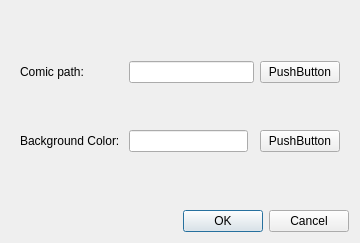
Above: view/preference_dialog.ui from mstuttgart/pynocchio before the change. Below: the same form after it.
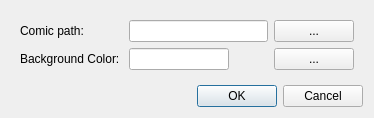
That is the form after the change.

Commit message: [UPDATE] Dimensões da preference_dialog.ui reduzidas.

```diff
--- a/view/preference_dialog.ui
+++ b/view/preference_dialog.ui
@@ -9,24 +9,37 @@
    <rect>
     <x>0</x>
     <y>0</y>
-    <width>360</width>
-    <height>243</height>
+    <width>374</width>
+    <height>115</height>
    </rect>
   </property>
   <property name="windowTitle">
    <string>Dialog</string>
   </property>
+  <property name="sizeGripEnabled">
+   <bool>false</bool>
+  </property>
+  <property name="modal">
+   <bool>true</bool>
+  </property>
   <layout class="QVBoxLayout" name="verticalLayout">
    <item>
     <widget class="QWidget" name="widget" native="true">
      <layout class="QGridLayout" name="gridLayout_2">
       <item row="2" column="1">
-       <widget class="QLineEdit" name="lineEdit_2"/>
+       <widget class="QLineEdit" name="line_edit_color">
+        <property name="alignment">
+         <set>Qt::AlignCenter</set>
+        </property>
+        <property name="readOnly">
+         <bool>true</bool>
+        </property>
+       </widget>
       </item>
       <item row="0" column="3">
        <widget class="QPushButton" name="pushButton">
         <property name="text">
-         <string>PushButton</string>
+         <string>...</string>
         </property>
        </widget>
       </item>
@@ -54,10 +67,23 @@
       <item row="2" column="3">
        <widget class="QPushButton" name="pushButton_2">
         <property name="text">
-         <string>PushButton</string>
+         <string>...</string>
         </property>
        </widget>
       </item>
+      <item row="2" column="2">
+       <spacer name="horizontalSpacer">
+        <property name="orientation">
+         <enum>Qt::Horizontal</enum>
+        </property>
+        <property name="sizeHint" stdset="0">
+         <size>
+          <width>40</width>
+          <height>20</height>
+         </size>
+        </property>
+       </spacer>
+      </item>
      </layout>
     </widget>
    </item>
```
Left out of the diff: 6 changed lines with no effect on the pictures.
